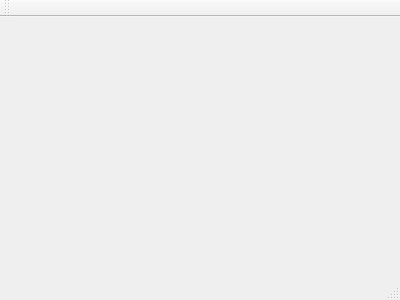
Above: mainwindow.ui from DmitryNekrasov/MDaOT-Framework before the change. Below: the same form after it.
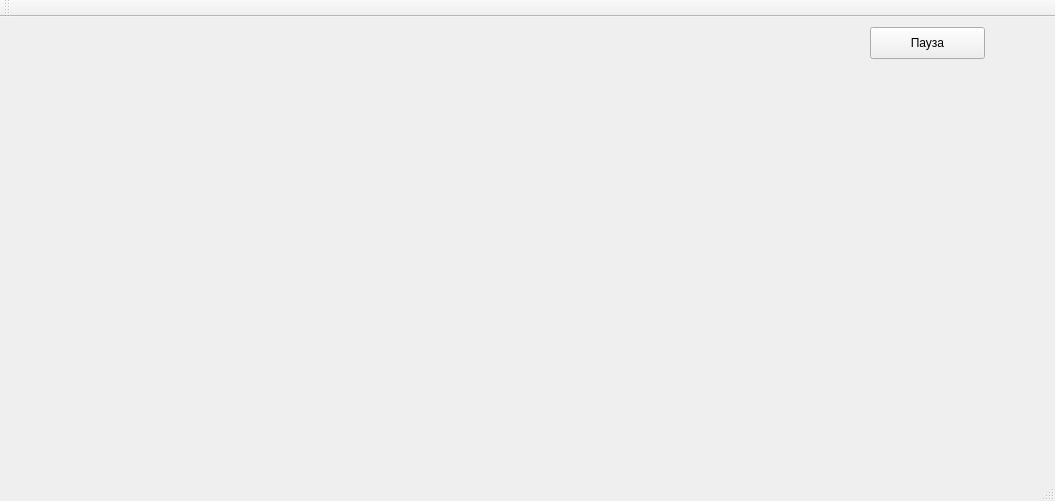
That is the form after the change.

```diff
--- a/mainwindow.ui
+++ b/mainwindow.ui
@@ -1,24 +1,53 @@
 <ui version="4.0">
  <class>MainWindow</class>
- <widget class="QMainWindow" name="MainWindow" >
-  <property name="geometry" >
+ <widget class="QMainWindow" name="MainWindow">
+  <property name="geometry">
    <rect>
     <x>0</x>
     <y>0</y>
-    <width>400</width>
-    <height>300</height>
+    <width>1055</width>
+    <height>501</height>
    </rect>
   </property>
   <property name="windowTitle" >
    <string>MainWindow</string>
   </property>
-  <widget class="QMenuBar" name="menuBar" />
-  <widget class="QToolBar" name="mainToolBar" />
-  <widget class="QWidget" name="centralWidget" />
-  <widget class="QStatusBar" name="statusBar" />
+  <widget class="QWidget" name="centralWidget">
+   <widget class="QPushButton" name="startPauseButton">
+    <property name="geometry">
+     <rect>
+      <x>870</x>
+      <y>10</y>
+      <width>115</width>
+      <height>32</height>
+     </rect>
+    </property>
+    <property name="text">
+     <string>Пауза</string>
+    </property>
+   </widget>
+  </widget>
+  <widget class="QMenuBar" name="menuBar">
+   <property name="geometry">
+    <rect>
+     <x>0</x>
+     <y>0</y>
+     <width>1055</width>
+     <height>22</height>
+    </rect>
+   </property>
+  </widget>
+  <widget class="QToolBar" name="mainToolBar">
+   <attribute name="toolBarArea">
+    <enum>TopToolBarArea</enum>
+   </attribute>
+   <attribute name="toolBarBreak">
+    <bool>false</bool>
+   </attribute>
+  </widget>
+  <widget class="QStatusBar" name="statusBar"/>
  </widget>
- <layoutDefault spacing="6" margin="11" />
- <pixmapfunction></pixmapfunction>
+ <layoutdefault spacing="6" margin="11"/>
  <resources/>
  <connections/>
 </ui>
```
Left out of the diff: 3 changed lines with no effect on the pictures.
